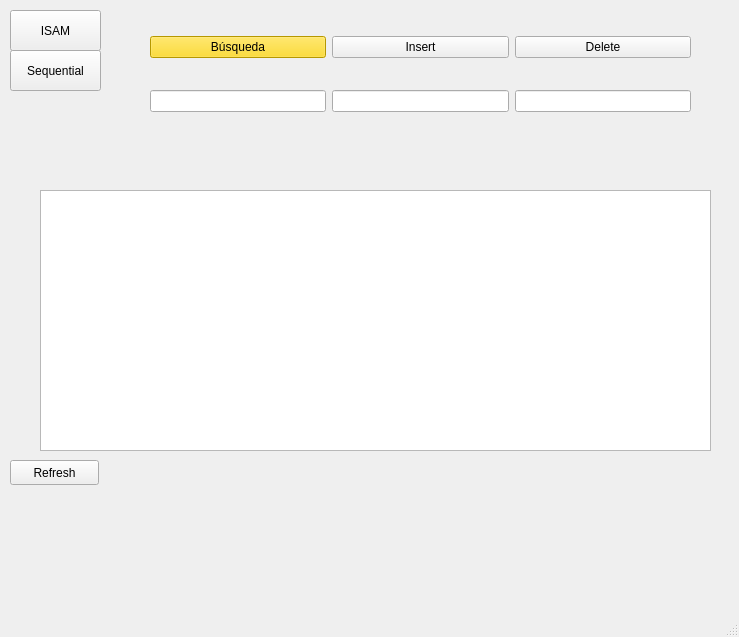
This is mainwindow.ui in Mauricio-Bernuy/BD2-P1 as Qt 5 draws it before an edit. The edited form follows.
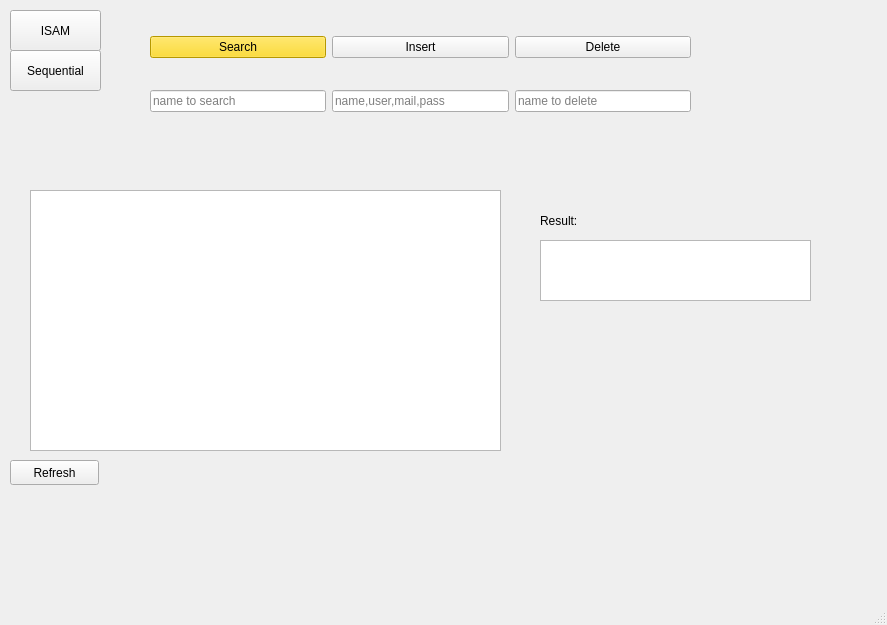
This is the edited form.

Patch:
```diff
--- a/mainwindow.ui
+++ b/mainwindow.ui
@@ -6,8 +6,8 @@
    <rect>
     <x>0</x>
     <y>0</y>
-    <width>739</width>
-    <height>637</height>
+    <width>887</width>
+    <height>625</height>
    </rect>
   </property>
   <property name="windowTitle">
@@ -75,7 +75,7 @@
 color: rgb(0, 0, 0);</string>
          </property>
          <property name="text">
-          <string>Búsqueda</string>
+          <string>Search</string>
          </property>
         </widget>
        </item>
@@ -84,6 +84,9 @@
          <property name="text">
           <string/>
          </property>
+         <property name="placeholderText">
+          <string notr="true">name to search</string>
+         </property>
         </widget>
        </item>
       </layout>
@@ -108,7 +111,11 @@
         </widget>
        </item>
        <item>
-        <widget class="QLineEdit" name="target2"/>
+        <widget class="QLineEdit" name="target2">
+         <property name="placeholderText">
+          <string>name,user,mail,pass</string>
+         </property>
+        </widget>
        </item>
       </layout>
      </item>
@@ -132,7 +139,14 @@
         </widget>
        </item>
        <item>
-        <widget class="QLineEdit" name="target3"/>
+        <widget class="QLineEdit" name="target3">
+         <property name="text">
+          <string/>
+         </property>
+         <property name="placeholderText">
+          <string>name to delete</string>
+         </property>
+        </widget>
        </item>
       </layout>
      </item>
@@ -141,12 +155,54 @@
    <widget class="QTableWidget" name="tableWidget">
     <property name="geometry">
      <rect>
-      <x>40</x>
+      <x>30</x>
       <y>190</y>
-      <width>671</width>
+      <width>471</width>
       <height>261</height>
      </rect>
     </property>
+    <property name="autoFillBackground">
+     <bool>false</bool>
+    </property>
+   </widget>
+   <widget class="QLabel" name="Accesses">
+    <property name="geometry">
+     <rect>
+      <x>270</x>
+      <y>470</y>
+      <width>321</width>
+      <height>31</height>
+     </rect>
+    </property>
+    <property name="text">
+     <string/>
+    </property>
+   </widget>
+   <widget class="QTableWidget" name="tableWidget_2">
+    <property name="geometry">
+     <rect>
+      <x>540</x>
+      <y>240</y>
+      <width>271</width>
+      <height>61</height>
+     </rect>
+    </property>
+    <property name="autoFillBackground">
+     <bool>false</bool>
+    </property>
+   </widget>
+   <widget class="QLabel" name="text1">
+    <property name="geometry">
+     <rect>
+      <x>540</x>
+      <y>200</y>
+      <width>341</width>
+      <height>41</height>
+     </rect>
+    </property>
+    <property name="text">
+     <string>Result: </string>
+    </property>
    </widget>
   </widget>
   <widget class="QMenuBar" name="menubar">
```
Left out of the diff: 2 changed lines with no effect on the pictures.
